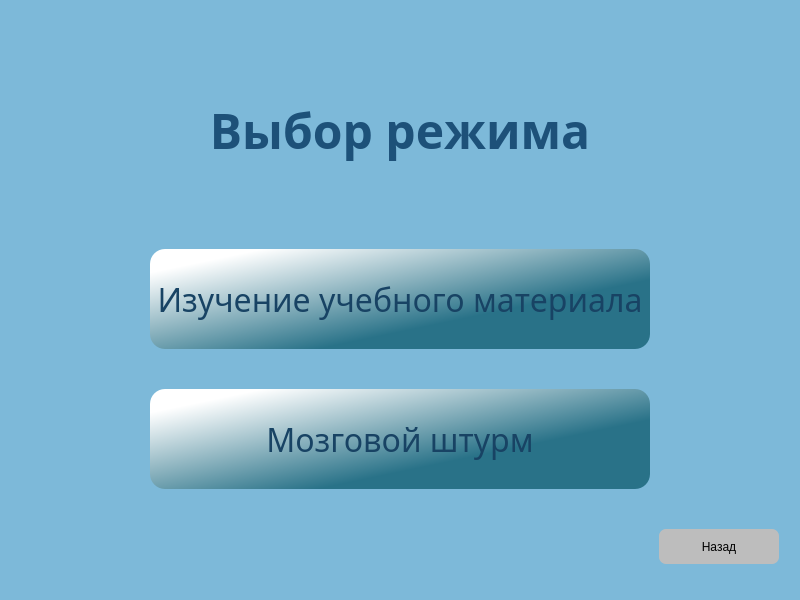
First picture: the form in Client/jeducation-v0.1/choosemode.ui, repository Avedik/Desktop-application-IEducation, before the edit.
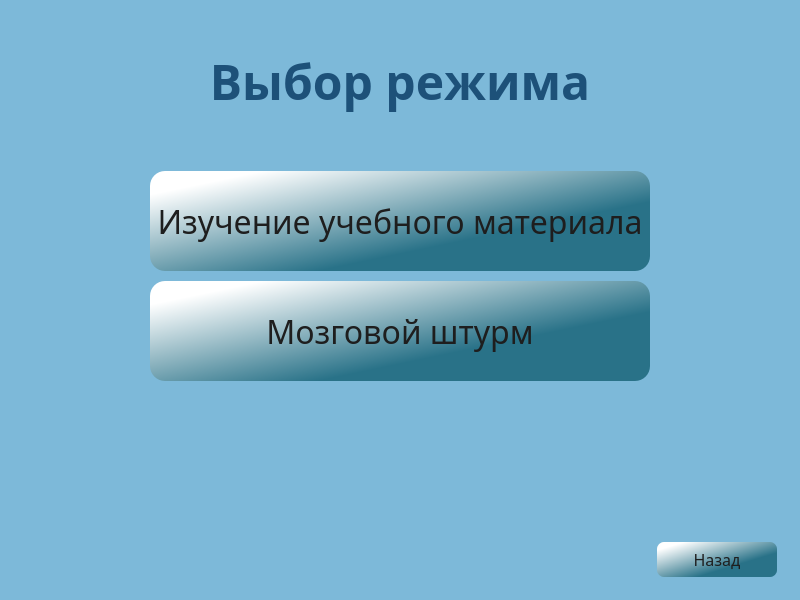
Second picture: the form after the edit.

Commit message: Отредактировал дизайн во всех окнах и добавил компоновку

```diff
--- a/Client/jeducation-v0.1/choosemode.ui
+++ b/Client/jeducation-v0.1/choosemode.ui
@@ -27,24 +27,8 @@
   </property>
   <layout class="QVBoxLayout" name="verticalLayout">
    <property name="spacing">
-    <number>40</number>
+    <number>20</number>
    </property>
-   <item>
-    <spacer name="verticalSpacer_2">
-     <property name="orientation">
-      <enum>Qt::Vertical</enum>
-     </property>
-     <property name="sizeType">
-      <enum>QSizePolicy::Minimum</enum>
-     </property>
-     <property name="sizeHint" stdset="0">
-      <size>
-       <width>20</width>
-       <height>40</height>
-      </size>
-     </property>
-    </spacer>
-   </item>
    <item>
     <layout class="QHBoxLayout" name="horizontalLayout_3">
      <item>
@@ -77,6 +61,9 @@
    </item>
    <item>
     <layout class="QVBoxLayout" name="verticalLayout_2">
+     <property name="spacing">
+      <number>10</number>
+     </property>
      <item>
       <layout class="QHBoxLayout" name="horizontalLayout_2">
        <property name="topMargin">
@@ -119,7 +106,7 @@
           <string notr="true">background-color: qlineargradient(spread:pad, x1:0.652, y1:0.67, x2:0.096, y2:0.136227, stop:0 rgba(41, 114, 136, 255), stop:1 rgba(255, 255, 255, 255));
 border:20px;
 border-radius:15;
-color: rgb(24, 67, 100);</string>
+color: rgb(30, 30, 30);</string>
          </property>
          <property name="text">
           <string>Изучение учебного материала</string>
@@ -177,7 +164,7 @@
           <string notr="true">background-color: qlineargradient(spread:pad, x1:0.652, y1:0.67, x2:0.096, y2:0.136227, stop:0 rgba(41, 114, 136, 255), stop:1 rgba(255, 255, 255, 255));
 border:20px;
 border-radius:15;
-color: rgb(24, 67, 100);
+color: rgb(30, 30, 30);
 </string>
          </property>
          <property name="text">
@@ -202,13 +189,29 @@
      </item>
     </layout>
    </item>
+   <item>
+    <spacer name="verticalSpacer">
+     <property name="orientation">
+      <enum>Qt::Vertical</enum>
+     </property>
+     <property name="sizeHint" stdset="0">
+      <size>
+       <width>20</width>
+       <height>40</height>
+      </size>
+     </property>
+    </spacer>
+   </item>
    <item>
     <layout class="QHBoxLayout" name="horizontalLayout">
      <property name="spacing">
       <number>10</number>
      </property>
+     <property name="rightMargin">
+      <number>12</number>
+     </property>
      <property name="bottomMargin">
-      <number>25</number>
+      <number>12</number>
      </property>
      <item>
       <spacer name="horizontalSpacer">
@@ -237,33 +240,24 @@
          <height>35</height>
         </size>
        </property>
+       <property name="font">
+        <font>
+         <family>Bahnschrift</family>
+         <pointsize>12</pointsize>
+        </font>
+       </property>
        <property name="styleSheet">
-        <string notr="true">background-color: rgb(189, 189, 189);
-color: rgb(0, 0, 0);
-border:2px;
-border-radius:7;</string>
+        <string notr="true">background-color: qlineargradient(spread:pad, x1:0.652, y1:0.67, x2:0.096, y2:0.136227, stop:0 rgba(41, 114, 136, 255), stop:1 rgba(255, 255, 255, 255));
+border:20px;
+border-radius:7;
+color: rgb(30, 30, 30);
+</string>
        </property>
        <property name="text">
         <string>Назад</string>
        </property>
       </widget>
      </item>
-     <item>
-      <spacer name="horizontalSpacer_4">
-       <property name="orientation">
-        <enum>Qt::Horizontal</enum>
-       </property>
-       <property name="sizeType">
-        <enum>QSizePolicy::Minimum</enum>
-       </property>
-       <property name="sizeHint" stdset="0">
-        <size>
-         <width>10</width>
-         <height>20</height>
-        </size>
-       </property>
-      </spacer>
-     </item>
     </layout>
    </item>
   </layout>
```
The commit also changes 6 other files.
